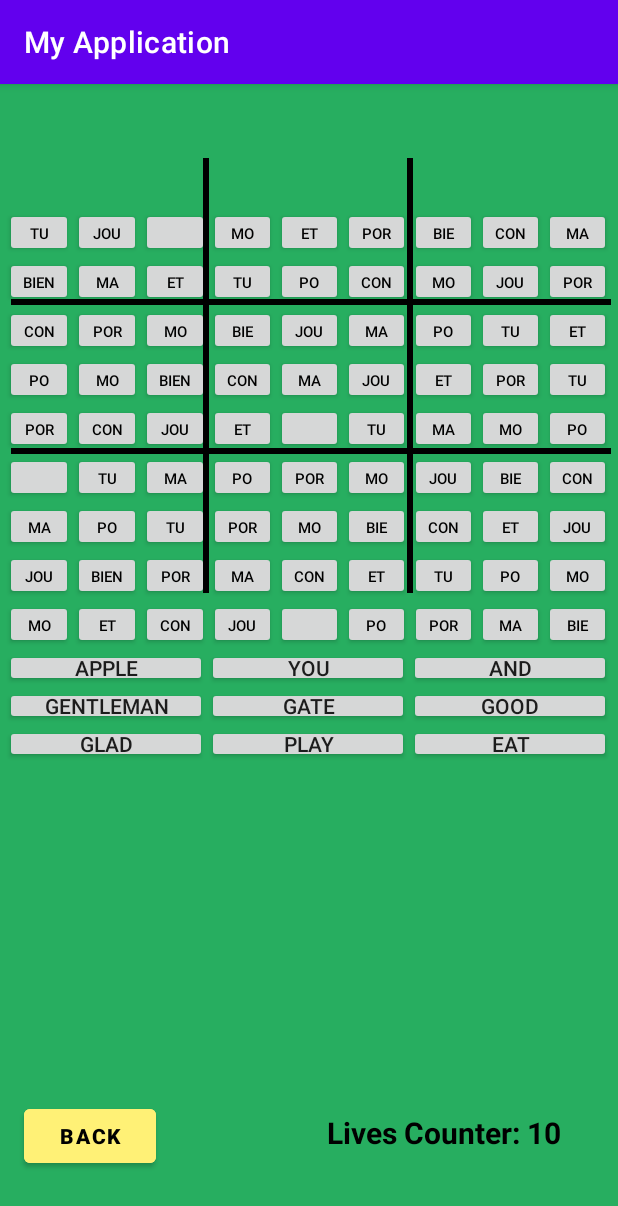
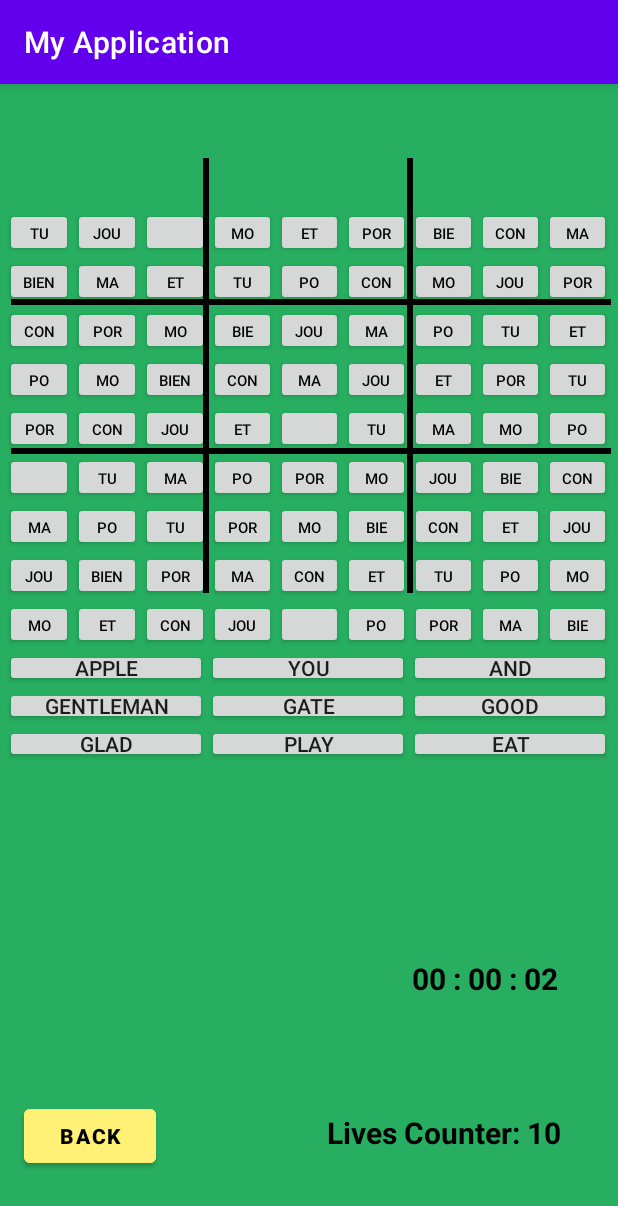
Before and after one commit to Miikexx/WordSudokuApp, an Android app: the StartGame screen opened directly, with no data from a screen before it, on a phone screen of 412 x 824 dp. Shown: the top 1206 px of the screen. Run offline under Robolectric (Android 15) with nearby library versions, the phone set to English and light mode, and no system bars.

Commit message:
added timer to game

```diff
--- a/app/src/main/java/com/example/myapplication/StartGame.java
+++ b/app/src/main/java/com/example/myapplication/StartGame.java
@@ -5,12 +5,15 @@ import androidx.appcompat.app.AppCompatActivity;
 import android.content.Intent;
 import android.graphics.Color;
 import android.os.Bundle;
-import android.os.Handler;
+
 import android.view.View;
 import android.widget.Button;
-import android.widget.LinearLayout;
+
 import android.widget.TableLayout;
 import java.lang.*;
+import java.sql.Time;
+import java.util.Timer;
+import java.util.TimerTask;
 
 
 import android.widget.TableRow;
@@ -26,6 +29,13 @@ public class StartGame extends AppCompatActivity {
     int initialSpotsFilled = 77;
     //this variable is used to
     int livesCounter = 10;
+
+    //textview of timer, timer count variables and time variable
+    TextView timerCount;
+    Timer timer;
+
+    TimerTask timerTask;
+    Double time = 0.0;
 
     // Used as a back button so that the user can go back to the main screen
     Button tempButton;
@@ -72,6 +82,14 @@ public class StartGame extends AppCompatActivity {
         newGame.syncGameWordArray();
         populateButtons();
         makeGridForBottomWords();
+
+        //Set timer textview
+        timerCount = (TextView) findViewById(R.id.timer);
+        //create timer object to be able to increment timer
+        timer = new Timer();
+
+        //call start timer to start the timer from 00 : 00 : 00
+        timerStart();
     }
 
 
@@ -230,4 +248,35 @@ public class StartGame extends AppCompatActivity {
 
         }
     }
+
+    //this function keeps track of the time, which starts when the user starts the game and does not stop until the user finishes the game
+    private void timerStart() {
+        timerTask = new TimerTask() {
+            @Override
+            public void run() {
+                time++;
+                //calculate time at every second
+                int roundTime = (int) Math.round(time);
+                //calculates the seconds, minutes and hours respectively based on the time passed in
+                int secs = ((roundTime % 86400) % 3600) % 60;
+                int mins = ((roundTime % 86400) % 3600) / 60;
+                int hours = ((roundTime % 86400)/3600);
+                //formats time into a displayable form
+                String timeRightNow =  String.format("%02d : %02d : %02d", hours, mins, secs);
+
+                //Update the UI on the main thread
+                runOnUiThread(new Runnable() {
+                    @Override
+                    public void run() {
+                        //updates text every second
+                        timerCount.setText(timeRightNow);
+                    }
+                });
+
+            }
+        };
+        //timer.scheduleatfixedrate makes this function call run every 1 second
+        timer.scheduleAtFixedRate(timerTask,0,1000);
+    }
+
 }
--- a/app/src/main/res/layout/activity_start_game.xml
+++ b/app/src/main/res/layout/activity_start_game.xml
@@ -34,6 +34,21 @@
         app:layout_constraintStart_toStartOf="parent"
         app:layout_constraintTop_toTopOf="parent"
         app:layout_constraintVertical_bias="0.941"
+        android:textStyle="bold"/>
+
+    <TextView
+        android:id="@+id/timer"
+        android:text="00:00:00"
+        android:layout_width="100dp"
+        android:layout_height="40dp"
+        android:textColor="@color/black"
+        android:textSize="20sp"
+        app:layout_constraintBottom_toBottomOf="parent"
+        app:layout_constraintEnd_toEndOf="parent"
+        app:layout_constraintHorizontal_bias="0.88"
+        app:layout_constraintStart_toStartOf="parent"
+        app:layout_constraintTop_toTopOf="parent"
+        app:layout_constraintVertical_bias="0.80"
         android:textStyle="bold"/>
 
 
```
